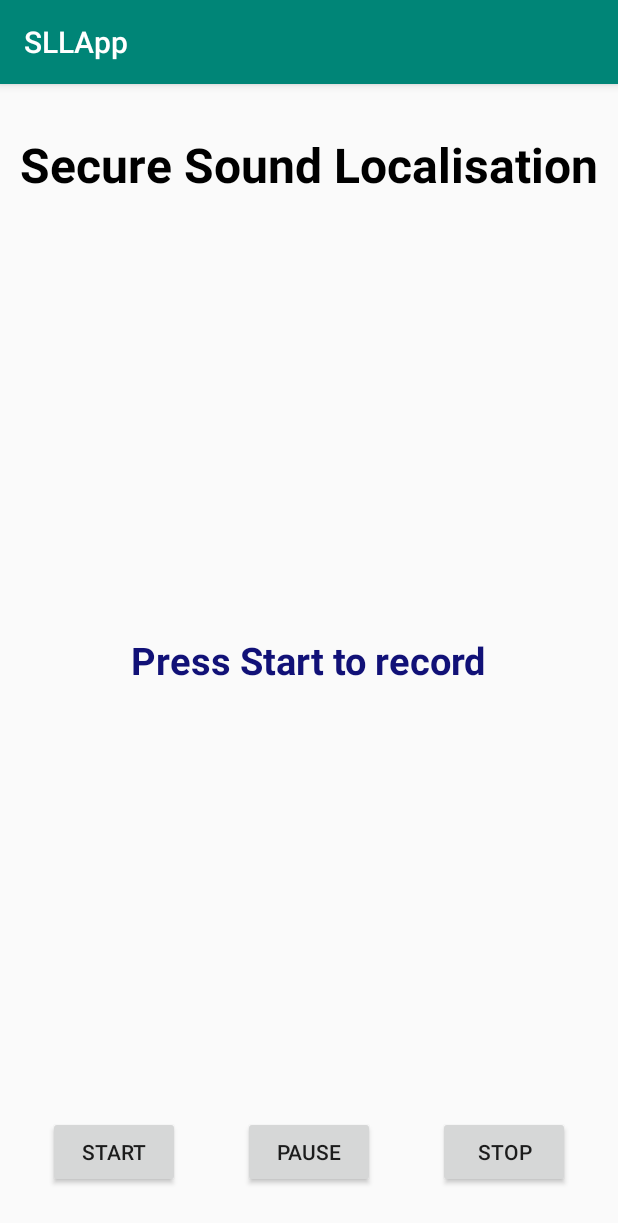
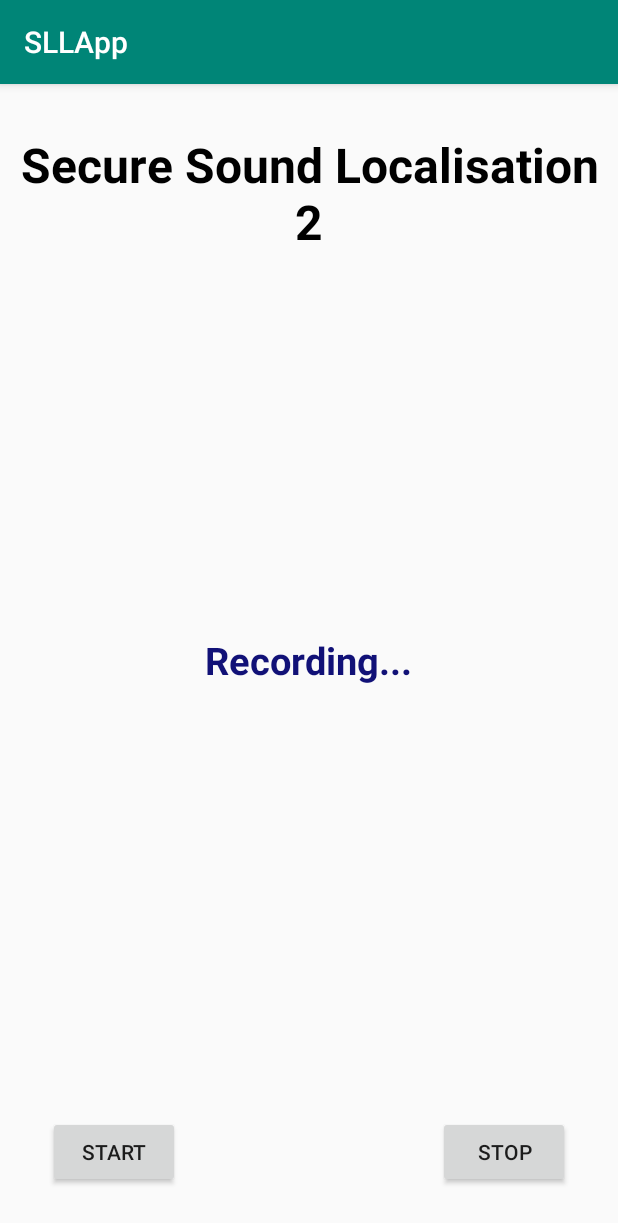
Before and after one commit to ValentinVignal/SecureSoundLocalisation, an Android app: the screen it shows after launch (MainActivity2), after a tap on "START", on a phone screen of 412 x 824 dp. Shown: the top 1223 px of the screen. Run offline under Robolectric (Android 15) with nearby library versions, the light colour scheme and no system bars.

Commit message:
Workable SSL2

```diff
--- a/SLLApp/app/src/main/AndroidManifest.xml
+++ b/SLLApp/app/src/main/AndroidManifest.xml
@@ -14,11 +14,10 @@
         android:supportsRtl="true"
         android:theme="@style/AppTheme">
         <activity
-            android:name="com.e.sllapp.MainActivity2"
+            android:name=".MainActivity2"
             android:label="@string/app_name" >
             <intent-filter>
                 <action android:name="android.intent.action.MAIN" />
-                <action android:name="android.intent.action.VIEW" />
 
                 <category android:name="android.intent.category.LAUNCHER" />
             </intent-filter>
--- a/SLLApp/app/src/main/java/com/e/sllapp/MainActivity2.kt
+++ b/SLLApp/app/src/main/java/com/e/sllapp/MainActivity2.kt
@@ -21,7 +21,6 @@ import com.e.sllapp.R
 import java.io.FileNotFoundException
 import java.io.FileOutputStream
 
-@SuppressLint("Registered")
 class MainActivity2 : AppCompatActivity() {
 
     private var mediaRecorder: MediaRecorder? = null
@@ -35,38 +34,60 @@ class MainActivity2 : AppCompatActivity() {
     private var recorder: AudioRecord? = null
     private var recordingThread: Thread? = null
 
-    private val BufferElements2Rec: Int = 1024 // want to play 2048 (2K) since 2 bytes we use only 1024
+    private val BufferElements2Rec: Int =
+        1024 // want to play 2048 (2K) since 2 bytes we use only 1024
     private var BytesPerElement: Int = 2 // 2 bytes in 16bit format
-    private var bufferSize: Int= AudioRecord.getMinBufferSize(recorderSampleRate,
-        recorderChannels, recorderAudioEncoding)
+    private var bufferSize: Int = AudioRecord.getMinBufferSize(
+        recorderSampleRate,
+        recorderChannels, recorderAudioEncoding
+    )
 
-    private val rootDirectory: File = File(Environment.getExternalStorageDirectory().absolutePath + "/SSL")
+    private val rootDirectory: File =
+        File(Environment.getExternalStorageDirectory().absolutePath + "/SSL")
 
     override fun onCreate(savedInstanceState: Bundle?) {
         super.onCreate(savedInstanceState)
-        setContentView(R.layout.activity_main)
-        if (ContextCompat.checkSelfPermission(this,
-                Manifest.permission.RECORD_AUDIO) != PackageManager.PERMISSION_GRANTED || ContextCompat.checkSelfPermission(this,
-                Manifest.permission.WRITE_EXTERNAL_STORAGE) != PackageManager.PERMISSION_GRANTED) {
-            val permissions = arrayOf(Manifest.permission.RECORD_AUDIO, Manifest.permission.WRITE_EXTERNAL_STORAGE, Manifest.permission.READ_EXTERNAL_STORAGE)
-            ActivityCompat.requestPermissions(this, permissions,0)
+        setContentView(R.layout.activity_main2)
+        if (ContextCompat.checkSelfPermission(
+                this,
+                Manifest.permission.RECORD_AUDIO
+            ) != PackageManager.PERMISSION_GRANTED || ContextCompat.checkSelfPermission(
+                this,
+                Manifest.permission.WRITE_EXTERNAL_STORAGE
+            ) != PackageManager.PERMISSION_GRANTED
+        ) {
+            val permissions = arrayOf(
+                Manifest.permission.RECORD_AUDIO,
+                Manifest.permission.WRITE_EXTERNAL_STORAGE,
+                Manifest.permission.READ_EXTERNAL_STORAGE
+            )
+            ActivityCompat.requestPermissions(this, permissions, 0)
         }
-        if (!rootDirectory.exists()){
+        if (!rootDirectory.exists()) {
             rootDirectory.mkdirs()
         }
 
         button_start_recording.setOnClickListener {
-            if (ContextCompat.checkSelfPermission(this,
-                    Manifest.permission.RECORD_AUDIO) != PackageManager.PERMISSION_GRANTED || ContextCompat.checkSelfPermission(this,
-                    Manifest.permission.WRITE_EXTERNAL_STORAGE) != PackageManager.PERMISSION_GRANTED) {
-                val permissions = arrayOf(Manifest.permission.RECORD_AUDIO, Manifest.permission.WRITE_EXTERNAL_STORAGE, Manifest.permission.READ_EXTERNAL_STORAGE)
-                ActivityCompat.requestPermissions(this, permissions,0)
+            if (ContextCompat.checkSelfPermission(
+                    this,
+                    Manifest.permission.RECORD_AUDIO
+                ) != PackageManager.PERMISSION_GRANTED || ContextCompat.checkSelfPermission(
+                    this,
+                    Manifest.permission.WRITE_EXTERNAL_STORAGE
+                ) != PackageManager.PERMISSION_GRANTED
+            ) {
+                val permissions = arrayOf(
+                    Manifest.permission.RECORD_AUDIO,
+                    Manifest.permission.WRITE_EXTERNAL_STORAGE,
+                    Manifest.permission.READ_EXTERNAL_STORAGE
+                )
+                ActivityCompat.requestPermissions(this, permissions, 0)
             } else {
                 startRecording()
             }
         }
 
-        button_stop_recording.setOnClickListener{
+        button_stop_recording.setOnClickListener {
             stopRecording()
         }
     }
@@ -90,31 +111,33 @@ class MainActivity2 : AppCompatActivity() {
 
 
     private fun startRecording() {
+        if (!isRecording) {
+            try {
+                isRecording = true
+                Toast.makeText(this, "Recording started!", Toast.LENGTH_SHORT).show()
+                text_view_state.text = "Recording..."
                 recorder = AudioRecord(
                     MediaRecorder.AudioSource.MIC,
                     recorderSampleRate, recorderChannels,
                     recorderAudioEncoding, BufferElements2Rec * BytesPerElement
                 )
 
-        recorder?.let{r ->
+                recorder?.let { r ->
                     r.startRecording()
                     isRecording = true
-            recordingThread = Thread(Runnable { writeAudioDataToFile() }, "AudioRecorder Thread")
+                    recordingThread =
+                        Thread(Runnable { writeAudioDataToFile() }, "AudioRecorder Thread")
                 }
                 recordingThread?.start()
 
-        if(!isRecording){
-            try {
-                mediaRecorder?.prepare()
-                mediaRecorder?.start()
-                isRecording = true
-                Toast.makeText(this, "Recording started!", Toast.LENGTH_SHORT).show()
-                text_view_state.text = "Recording..."
             } catch (e: IllegalStateException) {
                 e.printStackTrace()
             } catch (e: IOException) {
                 e.printStackTrace()
             }
+        } else {
+            Toast.makeText(this, "You are already recording", Toast.LENGTH_SHORT).show()
+
         }
     }
 
@@ -123,7 +146,7 @@ class MainActivity2 : AppCompatActivity() {
 
         var i = 0
         recordPath = rootDirectory.absolutePath + "/recording_$i.pcm"
-        while(File(recordPath).exists()){
+        while (File(recordPath).exists()) {
             i += 1
             recordPath = rootDirectory.absolutePath + "/recording_$i.pcm"
         }
@@ -160,16 +183,23 @@ class MainActivity2 : AppCompatActivity() {
     }
 
 
-    private fun stopRecording(){
+    private fun stopRecording() {
         // stops the recording activity
+        if (isRecording) {
             if (null != recorder) {
                 isRecording = false
-            recorder?.let{r ->
+                recorder?.let { r ->
                     r.stop()
                     r.release()
                 }
                 recorder = null
                 recordingThread = null
+                Toast.makeText(this, "Recording saved in $recordPath", Toast.LENGTH_SHORT).show()
+                isRecording = false
+                text_view_state.text = "Press Start to record"
+            }
+        } else {
+            Toast.makeText(this, "You are not recording right now!", Toast.LENGTH_SHORT).show()
         }
     }
 }
--- a/SLLApp/app/src/main/res/layout/activity_main.xml
+++ b/SLLApp/app/src/main/res/layout/activity_main.xml
@@ -13,6 +13,7 @@
         android:layout_centerHorizontal="true"
         android:textSize="32dp"
         android:textStyle="bold"
+        android:textAlignment="center"
         android:textColor="#000"
         android:layout_marginTop="32dp"
         />
--- a/SLLApp/app/src/main/res/layout/activity_main2.xml
+++ b/SLLApp/app/src/main/res/layout/activity_main2.xml
@@ -3,7 +3,7 @@
     xmlns:android="http://schemas.android.com/apk/res/android"
     xmlns:tools="http://schemas.android.com/tools"
     android:layout_width="match_parent" android:layout_height="match_parent"
-    tools:context="com.e.sllapp.MainActivity2">
+    tools:context=".MainActivity2">
 
     <TextView
         android:id="@+id/textview_sound_recorder_heading"
```
Lines whose indentation alone changed are shown as unchanged.
